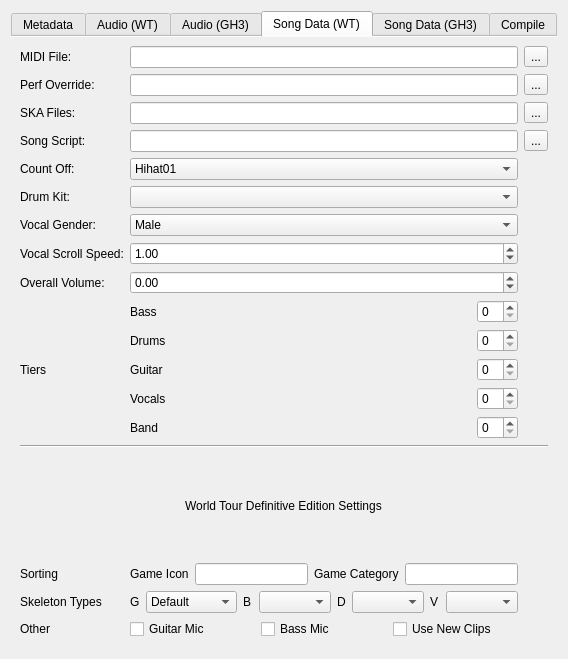
The window that gui/project_files/compile_package.ui (AddyMills/Addys-Guitar-Hero-Toolkit) describes before a commit, drawn with Qt 5.
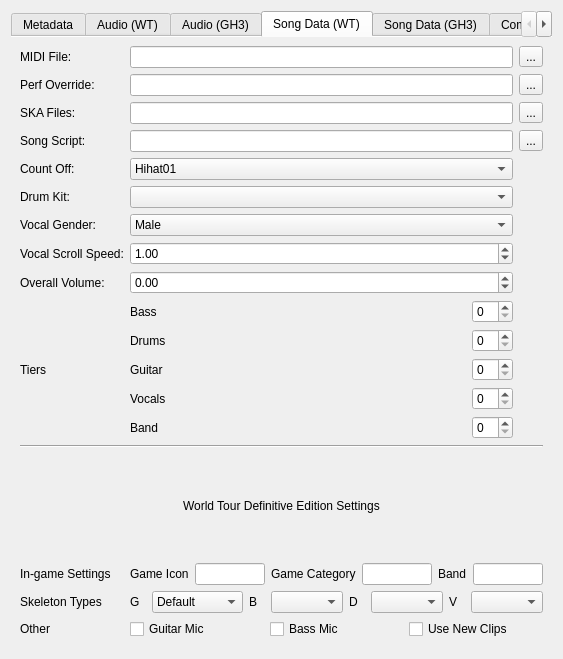
The same window after the commit. The open tabs and pages were chosen to show the change.

Commit message: Enable WoR radio button

The edit to the form file:
```diff
--- a/gui/project_files/compile_package.ui
+++ b/gui/project_files/compile_package.ui
@@ -6,7 +6,7 @@
    <rect>
     <x>0</x>
     <y>0</y>
-    <width>559</width>
+    <width>562</width>
     <height>659</height>
    </rect>
   </property>
@@ -1176,55 +1176,6 @@
                 </property>
                </widget>
               </item>
-              <item row="13" column="1">
-               <layout class="QHBoxLayout" name="horizontalLayout_10">
-                <item>
-                 <widget class="QLabel" name="game_icon_label">
-                  <property name="text">
-                   <string>Game Icon</string>
-                  </property>
-                 </widget>
-                </item>
-                <item>
-                 <widget class="QLineEdit" name="game_icon_input"/>
-                </item>
-                <item>
-                 <widget class="QLabel" name="game_category_label">
-                  <property name="text">
-                   <string>Game Category</string>
-                  </property>
-                 </widget>
-                </item>
-                <item>
-                 <widget class="QLineEdit" name="game_category_input"/>
-                </item>
-               </layout>
-              </item>
-              <item row="15" column="1">
-               <layout class="QHBoxLayout" name="horizontalLayout_9">
-                <item>
-                 <widget class="QCheckBox" name="guitar_mic_check">
-                  <property name="text">
-                   <string>Guitar Mic</string>
-                  </property>
-                 </widget>
-                </item>
-                <item>
-                 <widget class="QCheckBox" name="bass_mic_check">
-                  <property name="text">
-                   <string>Bass Mic</string>
-                  </property>
-                 </widget>
-                </item>
-                <item>
-                 <widget class="QCheckBox" name="use_new_clips_check">
-                  <property name="text">
-                   <string>Use New Clips</string>
-                  </property>
-                 </widget>
-                </item>
-               </layout>
-              </item>
               <item row="0" column="0">
                <widget class="QLabel" name="ghwt_midi_file_label">
                 <property name="text">
@@ -1256,90 +1207,10 @@
                 </property>
                </widget>
               </item>
-              <item row="14" column="1">
-               <layout class="QHBoxLayout" name="horizontalLayout_8">
-                <item>
-                 <widget class="QLabel" name="skeleton_type_g_label">
-                  <property name="text">
-                   <string>G</string>
-                  </property>
-                 </widget>
-                </item>
-                <item>
-                 <widget class="QComboBox" name="skeleton_type_g_select">
-                  <item>
-                   <property name="text">
-                    <string>Default</string>
-                   </property>
-                  </item>
-                  <item>
-                   <property name="text">
-                    <string>Alex</string>
-                   </property>
-                  </item>
-                  <item>
-                   <property name="text">
-                    <string>Angled</string>
-                   </property>
-                  </item>
-                  <item>
-                   <property name="text">
-                    <string>GH3Singer</string>
-                   </property>
-                  </item>
-                  <item>
-                   <property name="text">
-                    <string>GH5Drums</string>
-                   </property>
-                  </item>
-                  <item>
-                   <property name="text">
-                    <string>Lars</string>
-                   </property>
-                  </item>
-                  <item>
-                   <property name="text">
-                    <string>Lemmy</string>
-                   </property>
-                  </item>
-                 </widget>
-                </item>
-                <item>
-                 <widget class="QLabel" name="skeleton_type_b_label">
-                  <property name="text">
-                   <string>B</string>
-                  </property>
-                 </widget>
-                </item>
-                <item>
-                 <widget class="QComboBox" name="skeleton_type_b_select"/>
-                </item>
-                <item>
-                 <widget class="QLabel" name="skeleton_type_d_label">
-                  <property name="text">
-                   <string>D</string>
-                  </property>
-                 </widget>
-                </item>
-                <item>
-                 <widget class="QComboBox" name="skeleton_type_d_select"/>
-                </item>
-                <item>
-                 <widget class="QLabel" name="skeleton_type_v_label">
-                  <property name="text">
-                   <string>V</string>
-                  </property>
-                 </widget>
-                </item>
-                <item>
-                 <widget class="QComboBox" name="skeleton_type_v_select"/>
-                </item>
-               </layout>
-              </item>
               <item row="13" column="0">
                <widget class="QLabel" name="label_3">
                 <property name="text">
-                 <string>Sorting</string>
+                 <string>In-game Settings</string>
                 </property>
                </widget>
               </item>
@@ -1617,6 +1488,145 @@
                 </property>
                </widget>
               </item>
+              <item row="13" column="1" colspan="2">
+               <layout class="QHBoxLayout" name="horizontalLayout_10">
+                <item>
+                 <widget class="QLabel" name="game_icon_label">
+                  <property name="text">
+                   <string>Game Icon</string>
+                  </property>
+                 </widget>
+                </item>
+                <item>
+                 <widget class="QLineEdit" name="game_icon_input"/>
+                </item>
+                <item>
+                 <widget class="QLabel" name="game_category_label">
+                  <property name="text">
+                   <string>Game Category</string>
+                  </property>
+                 </widget>
+                </item>
+                <item>
+                 <widget class="QLineEdit" name="game_category_input"/>
+                </item>
+                <item>
+                 <widget class="QLabel" name="band_label">
+                  <property name="text">
+                   <string>Band</string>
+                  </property>
+                 </widget>
+                </item>
+                <item>
+                 <widget class="QLineEdit" name="band_input"/>
+                </item>
+               </layout>
+              </item>
+              <item row="14" column="1" colspan="2">
+               <layout class="QHBoxLayout" name="horizontalLayout_8">
+                <item>
+                 <widget class="QLabel" name="skeleton_type_g_label">
+                  <property name="text">
+                   <string>G</string>
+                  </property>
+                 </widget>
+                </item>
+                <item>
+                 <widget class="QComboBox" name="skeleton_type_g_select">
+                  <item>
+                   <property name="text">
+                    <string>Default</string>
+                   </property>
+                  </item>
+                  <item>
+                   <property name="text">
+                    <string>Alex</string>
+                   </property>
+                  </item>
+                  <item>
+                   <property name="text">
+                    <string>Angled</string>
+                   </property>
+                  </item>
+                  <item>
+                   <property name="text">
+                    <string>GH3Singer</string>
+                   </property>
+                  </item>
+                  <item>
+                   <property name="text">
+                    <string>GH5Drums</string>
+                   </property>
+                  </item>
+                  <item>
+                   <property name="text">
+                    <string>Lars</string>
+                   </property>
+                  </item>
+                  <item>
+                   <property name="text">
+                    <string>Lemmy</string>
+                   </property>
+                  </item>
+                 </widget>
+                </item>
+                <item>
+                 <widget class="QLabel" name="skeleton_type_b_label">
+                  <property name="text">
+                   <string>B</string>
+                  </property>
+                 </widget>
+                </item>
+                <item>
+                 <widget class="QComboBox" name="skeleton_type_b_select"/>
+                </item>
+                <item>
+                 <widget class="QLabel" name="skeleton_type_d_label">
+                  <property name="text">
+                   <string>D</string>
+                  </property>
+                 </widget>
+                </item>
+                <item>
+                 <widget class="QComboBox" name="skeleton_type_d_select"/>
+                </item>
+                <item>
+                 <widget class="QLabel" name="skeleton_type_v_label">
+                  <property name="text">
+                   <string>V</string>
+                  </property>
+                 </widget>
+                </item>
+                <item>
+                 <widget class="QComboBox" name="skeleton_type_v_select"/>
+                </item>
+               </layout>
+              </item>
+              <item row="15" column="1" colspan="2">
+               <layout class="QHBoxLayout" name="horizontalLayout_9">
+                <item>
+                 <widget class="QCheckBox" name="guitar_mic_check">
+                  <property name="text">
+                   <string>Guitar Mic</string>
+                  </property>
+                 </widget>
+                </item>
+                <item>
+                 <widget class="QCheckBox" name="bass_mic_check">
+                  <property name="text">
+                   <string>Bass Mic</string>
+                  </property>
+                 </widget>
+                </item>
+                <item>
+                 <widget class="QCheckBox" name="use_new_clips_check">
+                  <property name="text">
+                   <string>Use New Clips</string>
+                  </property>
+                 </widget>
+                </item>
+               </layout>
+              </item>
              </layout>
             </item>
            </layout>
```
Left out of the diff: 4 changed lines with no effect on the pictures. The commit also changes 1 other file.
